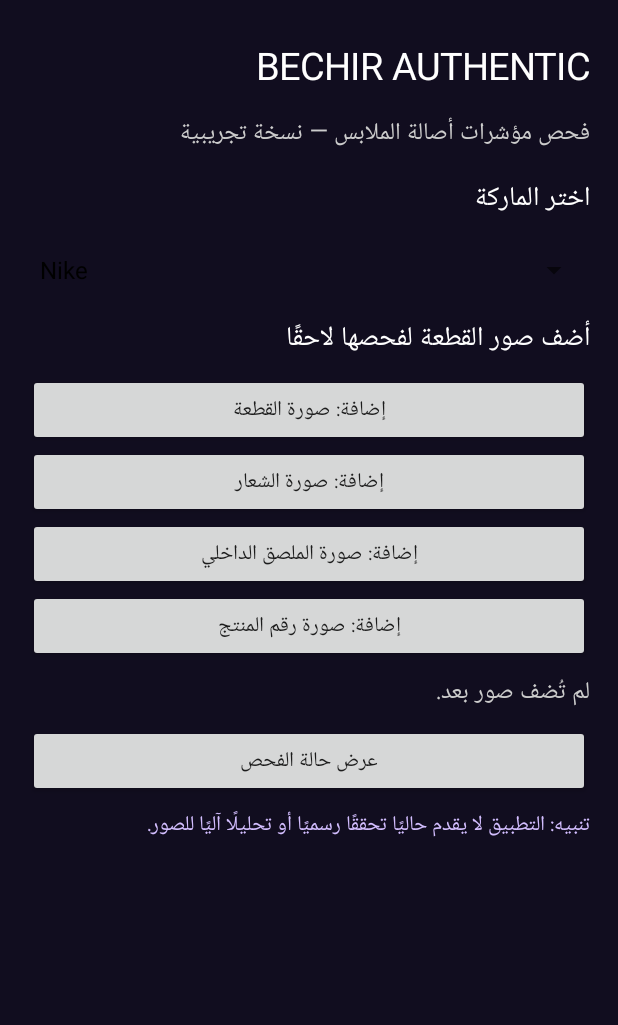
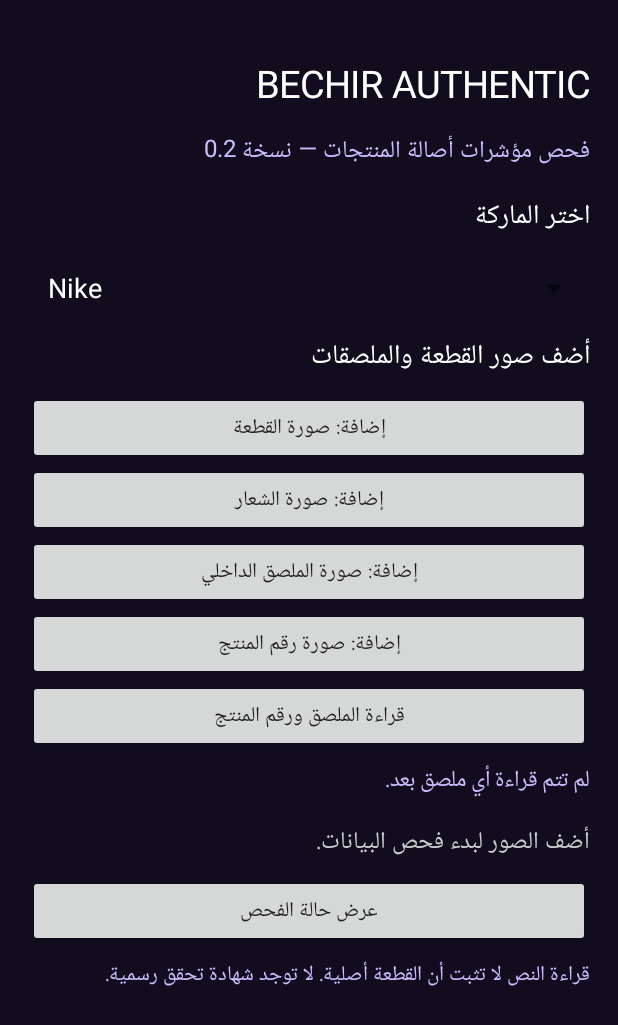
Before and after one commit to gueddich46-lab/BechirAuthentic, an Android app: the screen it shows after launch (MainActivity), on a phone screen of 412 x 824 dp. Shown: the top 1025 px of the screen. Run offline under Robolectric (Android 15) with nearby library versions, the phone set to English and light mode, and no system bars; libraries missing offline, so code that uses them is left out: com.google.mlkit.vision.

Commit message:
Build v0.2 interface, previews and on-device label OCR

```diff
--- a/app/src/main/java/com/bechir/authentic/MainActivity.kt
+++ b/app/src/main/java/com/bechir/authentic/MainActivity.kt
@@ -3,63 +3,151 @@ package com.bechir.authentic
 import android.app.Activity
 import android.content.Intent
 import android.graphics.Color
+import android.graphics.BitmapFactory
+import android.net.Uri
 import android.os.Bundle
 import android.view.Gravity
 import android.view.View
 import android.widget.*
+import com.google.mlkit.vision.common.InputImage
+import com.google.mlkit.vision.text.TextRecognition
+import com.google.mlkit.vision.text.latin.TextRecognizerOptions
 
 class MainActivity : Activity() {
     private val names = arrayOf("صورة القطعة", "صورة الشعار", "صورة الملصق الداخلي", "صورة رقم المنتج")
-    private val selected = BooleanArray(4)
+    private val brands = arrayOf("Nike", "Adidas", "Lacoste")
+    private val selected = arrayOfNulls<Uri>(4)
     private lateinit var status: TextView
-    private lateinit var pickerButtons: Array<Button>
+    private lateinit var previews: Array<ImageView>
+    private lateinit var buttons: Array<Button>
+    private lateinit var extracted: TextView
     private var brand = "Nike"
+    private val bg = Color.rgb(17, 13, 31)
+    private val accent = Color.rgb(207, 187, 255)
+
+    private fun label(value: String, size: Float = 16f, color: Int = Color.WHITE): TextView =
+        TextView(this).apply {
+            text = value
+            textSize = size
+            setTextColor(color)
+            gravity = Gravity.RIGHT
+            setPadding(0, 10, 0, 12)
+            textDirection = View.TEXT_DIRECTION_FIRST_STRONG
+        }
+
     override fun onCreate(savedInstanceState: Bundle?) {
         super.onCreate(savedInstanceState)
-        window.statusBarColor = Color.rgb(17, 13, 31)
-        window.navigationBarColor = Color.rgb(17, 13, 31)
-        val scroll = ScrollView(this)
-        scroll.setBackgroundColor(Color.rgb(17, 13, 31))
-        val layout = LinearLayout(this).apply { orientation = LinearLayout.VERTICAL; setPadding(28, 30, 28, 36) }
+        window.statusBarColor = bg
+        window.navigationBarColor = bg
+        window.decorView.systemUiVisibility = 0
+        val scroll = ScrollView(this).apply { setBackgroundColor(bg); isFillViewport = true }
+        val layout = LinearLayout(this).apply {
+            orientation = LinearLayout.VERTICAL
+            setPadding(28, 48, 28, 48)
+        }
         scroll.addView(layout)
-        fun label(s: String, size: Float, color: Int): TextView = TextView(this).apply {
-            text = s; textSize = size; setTextColor(color); gravity = Gravity.RIGHT; setPadding(0, 10, 0, 12)
+        layout.addView(label("BECHIR AUTHENTIC", 25f))
+        layout.addView(label("فحص مؤشرات أصالة المنتجات — نسخة 0.2", 16f, accent))
+        layout.addView(label("اختر الماركة", 18f))
+        val spinner = Spinner(this)
+        val adapter = object : ArrayAdapter<String>(this, android.R.layout.simple_spinner_dropdown_item, brands) {
+            override fun getView(position: Int, convertView: View?, parent: android.view.ViewGroup): View =
+                super.getView(position, convertView, parent).apply {
+                    (this as? TextView)?.apply { setTextColor(Color.WHITE); setBackgroundColor(bg); textSize = 18f; setPadding(20, 16, 20, 16) }
+                }
         }
-        layout.addView(label("BECHIR AUTHENTIC", 25f, Color.WHITE))
-        layout.addView(label("فحص مؤشرات أصالة الملابس — نسخة تجريبية", 16f, Color.LTGRAY))
-        layout.addView(label("اختر الماركة", 18f, Color.WHITE))
-        val spinner = Spinner(this)
-        spinner.adapter = ArrayAdapter(this, android.R.layout.simple_spinner_dropdown_item, arrayOf("Nike", "Adidas", "Lacoste"))
+        spinner.adapter = adapter
         spinner.onItemSelectedListener = object : android.widget.AdapterView.OnItemSelectedListener {
             override fun onNothingSelected(parent: android.widget.AdapterView<*>?) {}
-            override fun onItemSelected(parent: android.widget.AdapterView<*>?, view: View?, position: Int, id: Long) { brand = arrayOf("Nike", "Adidas", "Lacoste")[position] }
+            override fun onItemSelected(parent: android.widget.AdapterView<*>?, view: View?, position: Int, id: Long) {
+                brand = brands[position]
+            }
         }
         layout.addView(spinner)
-        layout.addView(label("أضف صور القطعة لفحصها لاحقًا", 18f, Color.WHITE))
-        pickerButtons = Array(4) { index ->
-            Button(this).apply { text = "إضافة: ${names[index]}"; setOnClickListener {
-                val intent = Intent(Intent.ACTION_GET_CONTENT).apply { type = "image/*"; addCategory(Intent.CATEGORY_OPENABLE) }
-                startActivityForResult(intent, index + 10)
-            }; layout.addView(this) }
+        layout.addView(label("أضف صور القطعة والملصقات", 18f))
+        previews = Array(4) { ImageView(this).apply {
+            visibility = View.GONE
+            adjustViewBounds = true
+            scaleType = ImageView.ScaleType.FIT_CENTER
+            layoutParams = LinearLayout.LayoutParams(-1, 350)
+            setBackgroundColor(Color.rgb(35, 28, 53))
+        } }
+        buttons = Array(4) { index ->
+            Button(this).apply {
+                text = "إضافة: " + names[index]
+                setOnClickListener {
+                    val intent = Intent(Intent.ACTION_GET_CONTENT).apply {
+                        type = "image/*"
+                        addCategory(Intent.CATEGORY_OPENABLE)
+                    }
+                    startActivityForResult(intent, index + 10)
+                }
+                layout.addView(this)
+                layout.addView(previews[index])
+            }
         }
-        status = label("لم تُضف صور بعد.", 16f, Color.LTGRAY)
+        val scan = Button(this).apply {
+            text = "قراءة الملصق ورقم المنتج"
+            setOnClickListener { recognizeLabel() }
+        }
+        layout.addView(scan)
+        extracted = label("لم تتم قراءة أي ملصق بعد.", 15f, accent)
+        layout.addView(extracted)
+        status = label("أضف الصور لبدء فحص البيانات.", 16f, Color.LTGRAY)
         layout.addView(status)
-        val inspect = Button(this).apply { text = "عرض حالة الفحص"; setOnClickListener {
-            val count = selected.count { it }
-            status.text = "الماركة: $brand\nالصور المضافة: $count من 4\nالنتيجة: أدلة غير كافية.\nهذه النسخة تجمع الصور فقط، ولا تتضمن نموذج تحقق من الأصالة. لا يمكن اعتبار القطعة أصلية أو مقلدة من هذه الخطوة."
-        } }
-        layout.addView(inspect)
-        layout.addView(label("تنبيه: التطبيق لا يقدم حاليًا تحققًا رسميًا أو تحليلًا آليًا للصور.", 14f, Color.rgb(211, 190, 255)))
+        layout.addView(Button(this).apply {
+            text = "عرض حالة الفحص"
+            setOnClickListener {
+                val count = selected.count { it != null }
+                status.text = "الماركة: " + brand + "\nالصور المضافة: " + count +
+                    " من 4\nالنتيجة: لا يمكن إثبات الأصالة من الصور وحدها. راجع رقم الموديل مع مصادر موثوقة."
+            }
+        })
+        layout.addView(label("قراءة النص لا تثبت أن القطعة أصلية. لا توجد شهادة تحقق رسمية.", 14f, accent))
         setContentView(scroll)
     }
-    @Deprecated("Legacy activity result used to avoid external dependencies")
+
+    private fun recognizeLabel() {
+        val uri = selected[2] ?: selected[3]
+        if (uri == null) {
+            extracted.text = "أضف صورة الملصق الداخلي أو رقم المنتج أولًا."
+            return
+        }
+        extracted.text = "جارٍ استخراج النص من الصورة..."
+        try {
+            val image = InputImage.fromFilePath(this, uri)
+            val recognizer = TextRecognition.getClient(TextRecognizerOptions.DEFAULT_OPTIONS)
+            recognizer.process(image)
+                .addOnSuccessListener { result ->
+                    extracted.text = if (result.text.isBlank()) "لم يُعثر على نص واضح. أعد تصوير الملصق بإضاءة جيدة."
+                        else "النص المقروء (تحقق منه يدويًا):\n" + result.text
+                }
+                .addOnFailureListener { extracted.text = "تعذرت قراءة الصورة. جرّب صورة أوضح." }
+                .addOnCompleteListener { recognizer.close() }
+        } catch (e: Exception) {
+            extracted.text = "تعذرت معالجة الصورة. حاول مجددًا."
+        }
+    }
+
+    @Deprecated("Legacy activity result")
     override fun onActivityResult(requestCode: Int, resultCode: Int, data: Intent?) {
         super.onActivityResult(requestCode, resultCode, data)
-        val i = requestCode - 10
-        if (resultCode == RESULT_OK && i in 0..3 && data?.data != null) {
-            selected[i] = true
-            pickerButtons[i].text = "✓ ${names[i]} — أضيفت"
-            status.text = "تم اختيار الصورة. يمكنك إضافة بقية الصور."
+        val index = requestCode - 10
+        if (resultCode == RESULT_OK && index in 0..3 && data?.data != null) {
+            val uri = data.data!!
+            selected[index] = uri
+            buttons[index].text = "✓ " + names[index] + " — أضيفت"
+            try {
+                contentResolver.openInputStream(uri)?.use { stream ->
+                    val bitmap = BitmapFactory.decodeStream(stream)
+                    previews[index].setImageBitmap(bitmap)
+                    previews[index].visibility = View.VISIBLE
+                }
+            } catch (e: Exception) {
+                previews[index].visibility = View.GONE
+                Toast.makeText(this, "تم اختيار الصورة لكن تعذرت معاينتها", Toast.LENGTH_SHORT).show()
+            }
+            status.text = "تمت إضافة الصورة. يمكنك إضافة بقية الصور."
         }
     }
 }
```
